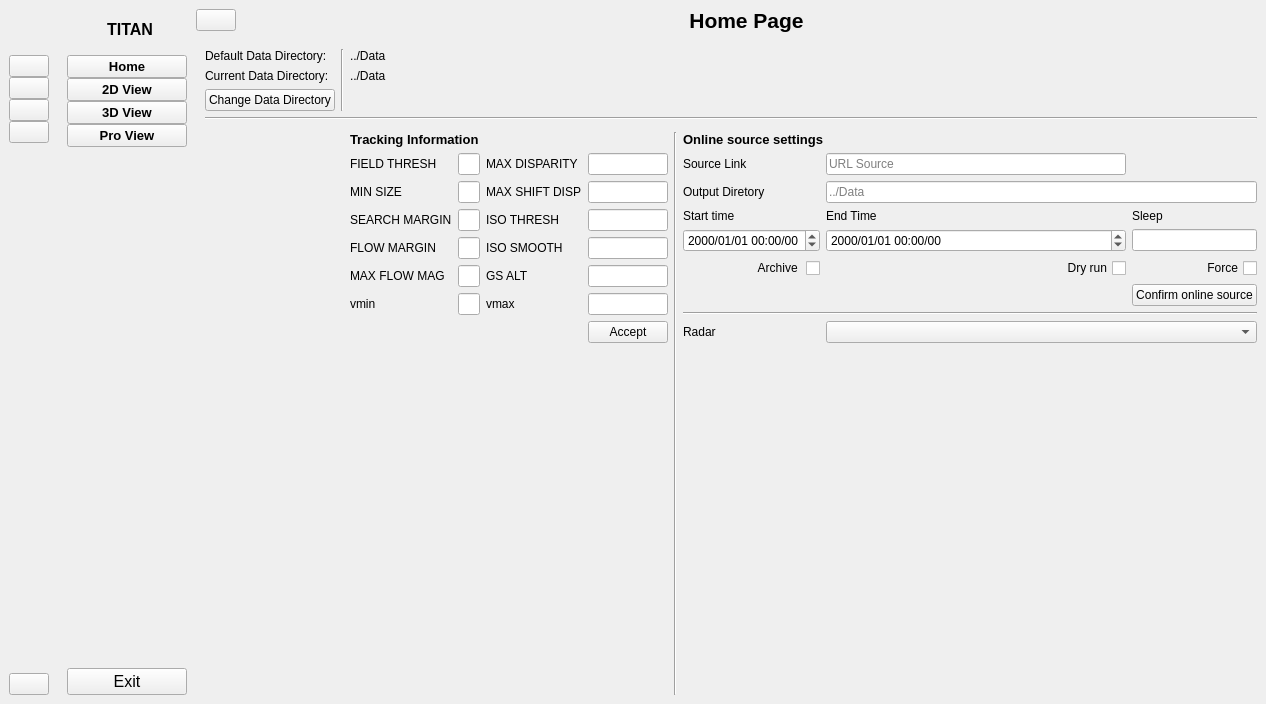
dangnguyenphuc/storm-visualizer, file src/Frontend.ui: the form before one commit.
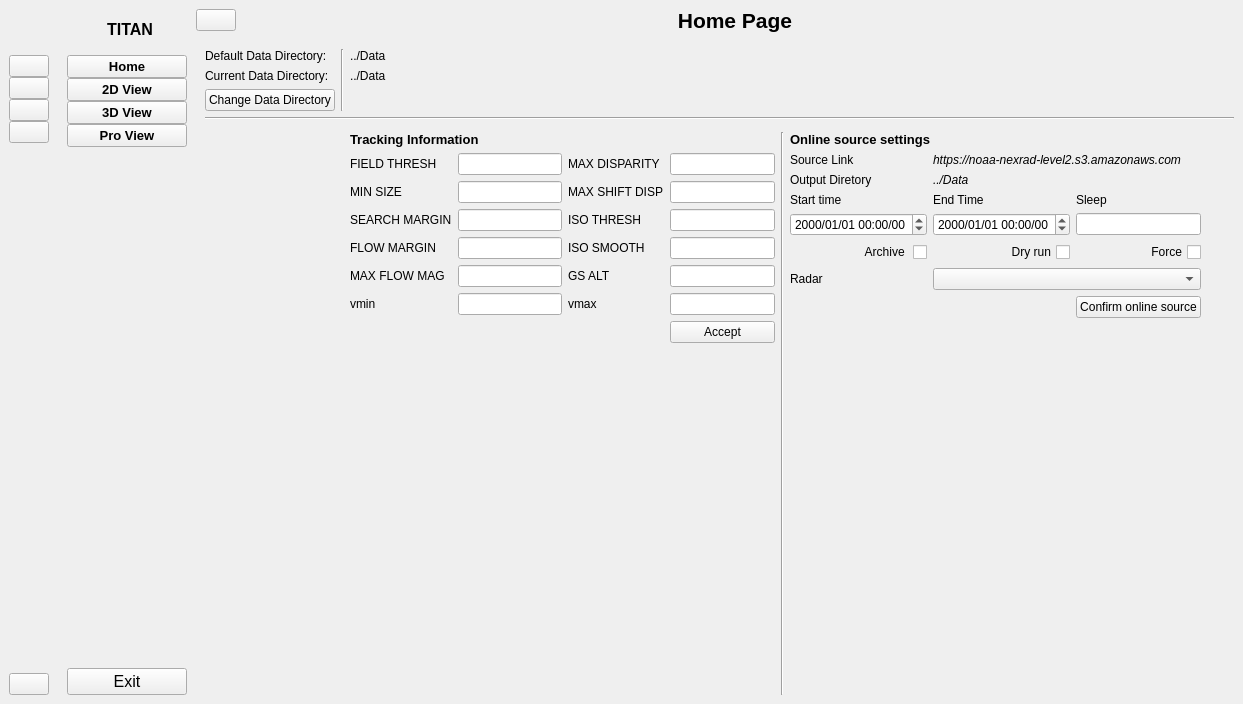
The form after the commit. The open tabs and pages were chosen to show the change. Icons and pictures are not drawn.

Commit message: devH - edit  Home page, fixed for onl source

The edit to the form file:
```diff
--- a/src/Frontend.ui
+++ b/src/Frontend.ui
@@ -515,6 +515,20 @@
                </item>
                <item row="5" column="4">
                 <layout class="QGridLayout" name="gridLayout_20">
+                 <item row="5" column="0">
+                  <widget class="QDateTimeEdit" name="onl_start_time">
+                   <property name="displayFormat">
+                    <string>yyyy/MM/dd hh:mm/ss</string>
+                   </property>
+                  </widget>
+                 </item>
+                 <item row="1" column="0">
+                  <widget class="QLabel" name="label_41">
+                   <property name="text">
+                    <string>Source Link</string>
+                   </property>
+                  </widget>
+                 </item>
                  <item row="0" column="0" colspan="3">
                   <widget class="QLabel" name="label_44">
                    <property name="font">
@@ -529,81 +543,46 @@
                    </property>
                   </widget>
                  </item>
-                 <item row="3" column="1">
-                  <widget class="QLabel" name="label_40">
-                   <property name="sizePolicy">
-                    <sizepolicy hsizetype="Preferred" vsizetype="Fixed">
-                     <horstretch>0</horstretch>
-                     <verstretch>0</verstretch>
-                    </sizepolicy>
+                 <item row="1" column="1" colspan="2">
+                  <widget class="QLabel" name="label_18">
+                   <property name="font">
+                    <font>
+                     <italic>true</italic>
+                    </font>
                    </property>
                    <property name="text">
-                    <string>End Time</string>
+                    <string>https://noaa-nexrad-level2.s3.amazonaws.com</string>
                    </property>
                   </widget>
                  </item>
-                 <item row="5" column="0">
-                  <widget class="QCheckBox" name="onl_archive_mode">
-                   <property name="layoutDirection">
-                    <enum>Qt::RightToLeft</enum>
-                   </property>
-                   <property name="text">
-                    <string>Archive </string>
-                   </property>
-                  </widget>
-                 </item>
-                 <item row="4" column="0">
-                  <widget class="QDateTimeEdit" name="onl_start_time">
-                   <property name="displayFormat">
-                    <string>yyyy/MM/dd hh:mm/ss</string>
-                   </property>
-                  </widget>
-                 </item>
-                 <item row="4" column="1">
+                 <item row="5" column="1">
                   <widget class="QDateTimeEdit" name="onl_end_time">
                    <property name="displayFormat">
                     <string>yyyy/MM/dd hh:mm/ss</string>
                    </property>
                   </widget>
                  </item>
-                 <item row="10" column="1" colspan="2">
-                  <widget class="QComboBox" name="onl_radar_list"/>
-                 </item>
-                 <item row="1" column="0">
-                  <widget class="QLabel" name="label_41">
-                   <property name="text">
-                    <string>Source Link</string>
-                   </property>
-                  </widget>
-                 </item>
-                 <item row="3" column="0">
+                 <item row="4" column="0">
                   <widget class="QLabel" name="label_39">
                    <property name="text">
                     <string>Start time</string>
                    </property>
                   </widget>
                  </item>
-                 <item row="8" column="2">
-                  <widget class="QPushButton" name="actionOpenURL">
+                 <item row="4" column="1">
+                  <widget class="QLabel" name="label_40">
                    <property name="sizePolicy">
-                    <sizepolicy hsizetype="Fixed" vsizetype="Fixed">
+                    <sizepolicy hsizetype="Preferred" vsizetype="Fixed">
                      <horstretch>0</horstretch>
                      <verstretch>0</verstretch>
                     </sizepolicy>
                    </property>
                    <property name="text">
-                    <string>Confirm online source</string>
+                    <string>End Time</string>
                    </property>
                   </widget>
                  </item>
-                 <item row="9" column="0" colspan="3">
-                  <widget class="Line" name="line_6">
-                   <property name="orientation">
-                    <enum>Qt::Horizontal</enum>
-                   </property>
-                  </widget>
-                 </item>
-                 <item row="5" column="2">
+                 <item row="6" column="2">
                   <widget class="QCheckBox" name="onl_force">
                    <property name="layoutDirection">
                     <enum>Qt::RightToLeft</enum>
@@ -613,49 +592,27 @@
                    </property>
                   </widget>
                  </item>
-                 <item row="5" column="1">
-                  <widget class="QCheckBox" name="onl_dry_run">
-                   <property name="layoutDirection">
-                    <enum>Qt::RightToLeft</enum>
-                   </property>
+                 <item row="4" column="2">
+                  <widget class="QLabel" name="label_45">
                    <property name="text">
-                    <string>Dry run</string>
+                    <string>Sleep</string>
                    </property>
                   </widget>
                  </item>
-                 <item row="1" column="1">
-                  <widget class="QLineEdit" name="url">
+                 <item row="3" column="0">
+                  <widget class="QLabel" name="label_43">
                    <property name="sizePolicy">
                     <sizepolicy hsizetype="Preferred" vsizetype="Fixed">
                      <horstretch>0</horstretch>
                      <verstretch>0</verstretch>
                     </sizepolicy>
                    </property>
-                   <property name="minimumSize">
-                    <size>
-                     <width>300</width>
-                     <height>0</height>
-                    </size>
-                   </property>
-                   <property name="maximumSize">
-                    <size>
-                     <width>400</width>
-                     <height>16777215</height>
-                    </size>
-                   </property>
-                   <property name="placeholderText">
-                    <string>URL Source</string>
-                   </property>
-                  </widget>
-                 </item>
-                 <item row="10" column="0">
-                  <widget class="QLabel" name="label_42">
                    <property name="text">
-                    <string>Radar</string>
+                    <string>Output Diretory</string>
                    </property>
                   </widget>
                  </item>
-                 <item row="8" column="3">
+                 <item row="9" column="3">
                   <spacer name="horizontalSpacer">
                    <property name="orientation">
                     <enum>Qt::Horizontal</enum>
@@ -668,7 +625,17 @@
                    </property>
                   </spacer>
                  </item>
-                 <item row="11" column="0">
+                 <item row="5" column="2">
+                  <widget class="QLineEdit" name="onl_sleep_secs">
+                   <property name="sizePolicy">
+                    <sizepolicy hsizetype="Preferred" vsizetype="Fixed">
+                     <horstretch>0</horstretch>
+                     <verstretch>0</verstretch>
+                    </sizepolicy>
+                   </property>
+                  </widget>
+                 </item>
+                 <item row="12" column="0">
                   <spacer name="verticalSpacer_6">
                    <property name="orientation">
                     <enum>Qt::Vertical</enum>
@@ -681,35 +648,69 @@
                    </property>
                   </spacer>
                  </item>
-                 <item row="2" column="0">
-                  <widget class="QLabel" name="label_43">
-                   <property name="sizePolicy">
-                    <sizepolicy hsizetype="Preferred" vsizetype="Fixed">
-                     <horstretch>0</horstretch>
-                     <verstretch>0</verstretch>
-                    </sizepolicy>
+                 <item row="3" column="1" colspan="2">
+                  <widget class="QLabel" name="label_20">
+                   <property name="font">
+                    <font>
+                     <italic>true</italic>
+                    </font>
                    </property>
                    <property name="text">
-                    <string>Output Diretory</string>
-                   </property>
-                  </widget>
-                 </item>
-                 <item row="2" column="1" colspan="2">
-                  <widget class="QLineEdit" name="onl_outputDir">
-                   <property name="placeholderText">
                     <string>../Data</string>
                    </property>
                   </widget>
                  </item>
-                 <item row="3" column="2">
-                  <widget class="QLabel" name="label_45">
+                 <item row="6" column="0">
+                  <widget class="QCheckBox" name="onl_archive_mode">
+                   <property name="layoutDirection">
+                    <enum>Qt::RightToLeft</enum>
+                   </property>
                    <property name="text">
-                    <string>Sleep</string>
+                    <string>Archive </string>
                    </property>
                   </widget>
                  </item>
-                 <item row="4" column="2">
-                  <widget class="QLineEdit" name="onl_sleep_secs"/>
+                 <item row="6" column="1">
+                  <widget class="QCheckBox" name="onl_dry_run">
+                   <property name="layoutDirection">
+                    <enum>Qt::RightToLeft</enum>
+                   </property>
+                   <property name="text">
+                    <string>Dry run</string>
+                   </property>
+                  </widget>
+                 </item>
+                 <item row="11" column="2">
+                  <widget class="QPushButton" name="actionOpenURL">
+                   <property name="sizePolicy">
+                    <sizepolicy hsizetype="Fixed" vsizetype="Fixed">
+                     <horstretch>0</horstretch>
+                     <verstretch>0</verstretch>
+                    </sizepolicy>
+                   </property>
+                   <property name="layoutDirection">
+                    <enum>Qt::RightToLeft</enum>
+                   </property>
+                   <property name="text">
+                    <string>Confirm online source</string>
+                   </property>
+                   <property name="iconSize">
+                    <size>
+                     <width>16</width>
+                     <height>17</height>
+                    </size>
+                   </property>
+                  </widget>
+                 </item>
+                 <item row="9" column="0">
+                  <widget class="QLabel" name="label_42">
+                   <property name="text">
+                    <string>Radar</string>
+                   </property>
+                  </widget>
+                 </item>
+                 <item row="9" column="1" colspan="2">
+                  <widget class="QComboBox" name="onl_radar_list"/>
                  </item>
                 </layout>
                </item>
@@ -1430,7 +1431,19 @@
                         </widget>
                        </item>
                        <item row="1" column="1">
-                        <widget class="QLabel" name="label_20">
+                        <widget class="QLabel" name="pro_y">
+                         <property name="sizePolicy">
+                          <sizepolicy hsizetype="Fixed" vsizetype="Preferred">
+                           <horstretch>0</horstretch>
+                           <verstretch>0</verstretch>
+                          </sizepolicy>
+                         </property>
+                         <property name="minimumSize">
+                          <size>
+                           <width>30</width>
+                           <height>0</height>
+                          </size>
+                         </property>
                          <property name="text">
                           <string>0°</string>
                          </property>
@@ -1451,7 +1464,19 @@
                         </widget>
                        </item>
                        <item row="2" column="1">
-                        <widget class="QLabel" name="label_18">
+                        <widget class="QLabel" name="pro_z">
+                         <property name="sizePolicy">
+                          <sizepolicy hsizetype="Fixed" vsizetype="Preferred">
+                           <horstretch>0</horstretch>
+                           <verstretch>0</verstretch>
+                          </sizepolicy>
+                         </property>
+                         <property name="minimumSize">
+                          <size>
+                           <width>30</width>
+                           <height>0</height>
+                          </size>
+                         </property>
                          <property name="text">
                           <string>0°</string>
                          </property>
```
Left out of the diff: 20 changed lines with no effect on the pictures. The commit also changes 3 other files.
